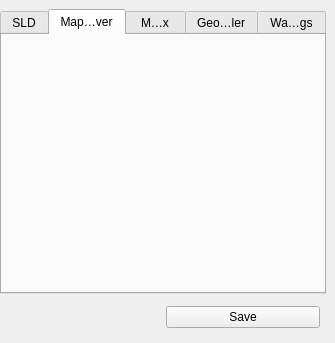
Before: the Qt Designer form styleviewerwidget.ui in pietrolabacm/babel_styler, drawn with Qt 5.
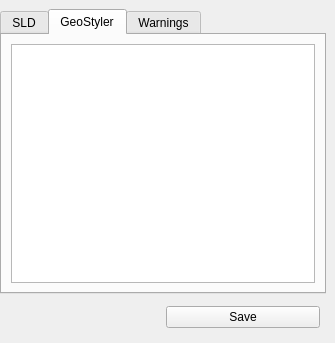
After: the same form once the commit is applied. The open tabs and pages were chosen to show the change. Custom widgets are drawn as their Qt base class.

Commit message: Implemented Geostyler Implemented Warnings Implemented Save to file

Patch:
```diff
--- a/styleviewerwidget.ui
+++ b/styleviewerwidget.ui
@@ -47,129 +47,71 @@
       <property name="elideMode">
        <enum>Qt::ElideMiddle</enum>
       </property>
-      <widget class="QWidget" name="tab_2">
+      <widget class="QWidget" name="tab_1">
        <attribute name="title">
         <string>SLD</string>
        </attribute>
        <layout class="QVBoxLayout" name="verticalLayout_3">
         <property name="leftMargin">
-         <number>0</number>
+         <number>9</number>
         </property>
         <property name="topMargin">
-         <number>0</number>
+         <number>9</number>
         </property>
         <property name="rightMargin">
-         <number>0</number>
+         <number>9</number>
         </property>
         <property name="bottomMargin">
-         <number>0</number>
+         <number>9</number>
         </property>
         <item>
-         <widget class="QWidget" name="widgetSld" native="true">
-          <property name="sizePolicy">
-           <sizepolicy hsizetype="Expanding" vsizetype="Expanding">
-            <horstretch>0</horstretch>
-            <verstretch>0</verstretch>
-           </sizepolicy>
+         <widget class="QTextEdit" name="widgetSld">
+          <property name="lineWrapMode">
+           <enum>QTextEdit::NoWrap</enum>
           </property>
-         </widget>
-        </item>
-       </layout>
-      </widget>
-      <widget class="QWidget" name="tab_5">
-       <attribute name="title">
-        <string>MapServer</string>
-       </attribute>
-       <layout class="QVBoxLayout" name="verticalLayout_6">
-        <property name="leftMargin">
-         <number>0</number>
-        </property>
-        <property name="topMargin">
-         <number>0</number>
-        </property>
-        <property name="rightMargin">
-         <number>0</number>
-        </property>
-        <property name="bottomMargin">
-         <number>0</number>
-        </property>
-        <item>
-         <widget class="QWidget" name="widgetMapserver" native="true">
-          <property name="sizePolicy">
-           <sizepolicy hsizetype="Expanding" vsizetype="Expanding">
-            <horstretch>0</horstretch>
-            <verstretch>0</verstretch>
-           </sizepolicy>
+          <property name="readOnly">
+           <bool>true</bool>
           </property>
-         </widget>
-        </item>
-       </layout>
-      </widget>
-      <widget class="QWidget" name="tab_3">
-       <attribute name="title">
-        <string>Mapbox</string>
-       </attribute>
-       <layout class="QVBoxLayout" name="verticalLayout_4">
-        <property name="leftMargin">
-         <number>0</number>
-        </property>
-        <property name="topMargin">
-         <number>0</number>
-        </property>
-        <property name="rightMargin">
-         <number>0</number>
-        </property>
-        <property name="bottomMargin">
-         <number>0</number>
-        </property>
-        <item>
-         <widget class="QWidget" name="widgetMapbox" native="true">
-          <property name="sizePolicy">
-           <sizepolicy hsizetype="Expanding" vsizetype="Expanding">
-            <horstretch>0</horstretch>
-            <verstretch>0</verstretch>
-           </sizepolicy>
+          <property name="placeholderText">
+           <string/>
           </property>
          </widget>
         </item>
        </layout>
       </widget>
-      <widget class="QWidget" name="tab">
+      <widget class="QWidget" name="tab_2">
        <attribute name="title">
         <string>GeoStyler</string>
        </attribute>
        <layout class="QVBoxLayout" name="verticalLayout_2">
         <property name="leftMargin">
-         <number>0</number>
+         <number>9</number>
         </property>
         <property name="topMargin">
-         <number>0</number>
+         <number>9</number>
         </property>
         <property name="rightMargin">
-         <number>0</number>
+         <number>9</number>
         </property>
         <property name="bottomMargin">
-         <number>0</number>
+         <number>9</number>
         </property>
         <item>
-         <widget class="QWidget" name="widgetGeostyler" native="true">
-          <property name="sizePolicy">
-           <sizepolicy hsizetype="Expanding" vsizetype="Expanding">
-            <horstretch>0</horstretch>
-            <verstretch>0</verstretch>
-           </sizepolicy>
+         <widget class="QTextEdit" name="widgetGeostyler">
+          <property name="readOnly">
+           <bool>true</bool>
           </property>
          </widget>
         </item>
        </layout>
       </widget>
-      <widget class="QWidget" name="tab_4">
+      <widget class="QWidget" name="tab_3">
        <attribute name="title">
         <string>Warnings</string>
        </attribute>
        <layout class="QVBoxLayout" name="verticalLayout_5">
         <item>
-         <widget class="QPlainTextEdit" name="txtWarnings">
+         <widget class="QPlainTextEdit" name="widgetWarnings">
           <property name="focusPolicy">
            <enum>Qt::NoFocus</enum>
           </property>
```
The commit also changes 1 other file.
